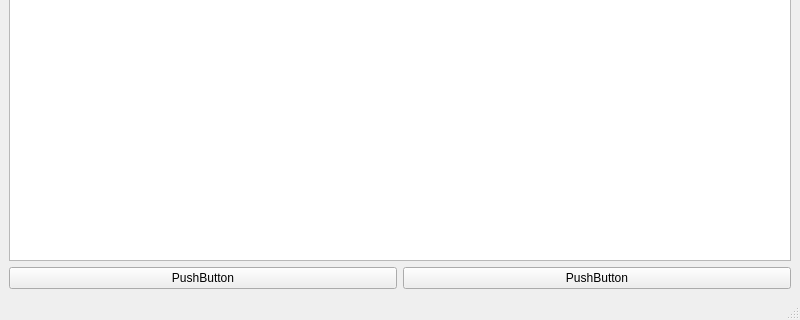
Before: the Qt Designer form src/gui/mainwindow.ui in pioupus/pyBomQuote, drawn with Qt 5; both pictures show x 0 to 800 and y 280 to 600 of the 800 by 600 pixel window.
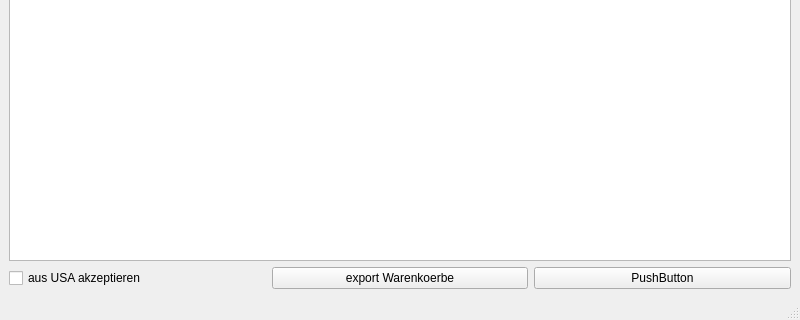
After: the same form once the commit is applied.

Patch:
```diff
--- a/src/gui/mainwindow.ui
+++ b/src/gui/mainwindow.ui
@@ -45,14 +45,21 @@
     <item>
      <layout class="QHBoxLayout" name="horizontalLayout">
       <item>
-       <widget class="QPushButton" name="btnButton2">
+       <widget class="QCheckBox" name="checkBox">
         <property name="text">
-         <string>PushButton</string>
+         <string>aus USA akzeptieren</string>
         </property>
        </widget>
       </item>
       <item>
-       <widget class="QPushButton" name="btnButton1">
+       <widget class="QPushButton" name="btnExportCarts">
+        <property name="text">
+         <string>export Warenkoerbe</string>
+        </property>
+       </widget>
+      </item>
+      <item>
+       <widget class="QPushButton" name="btnPushButton2">
         <property name="text">
          <string>PushButton</string>
         </property>
```
